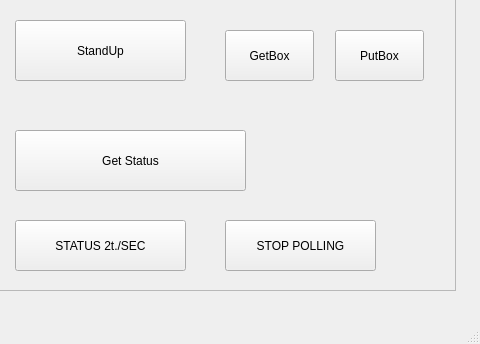
Above: mobman/gui-client/mainwindow.ui from evkuz/qt_linux before the change; both pictures show x 435 to 915 and y 460 to 804 of the 915 by 804 pixel window. Below: the same form after it.
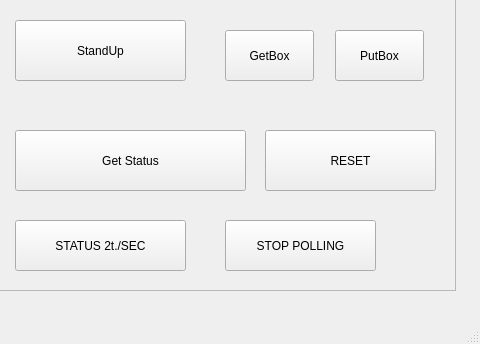
That is the form after the change.

```diff
--- a/mobman/gui-client/mainwindow.ui
+++ b/mobman/gui-client/mainwindow.ui
@@ -374,6 +374,19 @@
       <string>Get Status</string>
      </property>
     </widget>
+    <widget class="QPushButton" name="ResetButton_2">
+     <property name="geometry">
+      <rect>
+       <x>280</x>
+       <y>280</y>
+       <width>171</width>
+       <height>61</height>
+      </rect>
+     </property>
+     <property name="text">
+      <string>RESET</string>
+     </property>
+    </widget>
    </widget>
   </widget>
   <widget class="QMenuBar" name="menubar">
```
